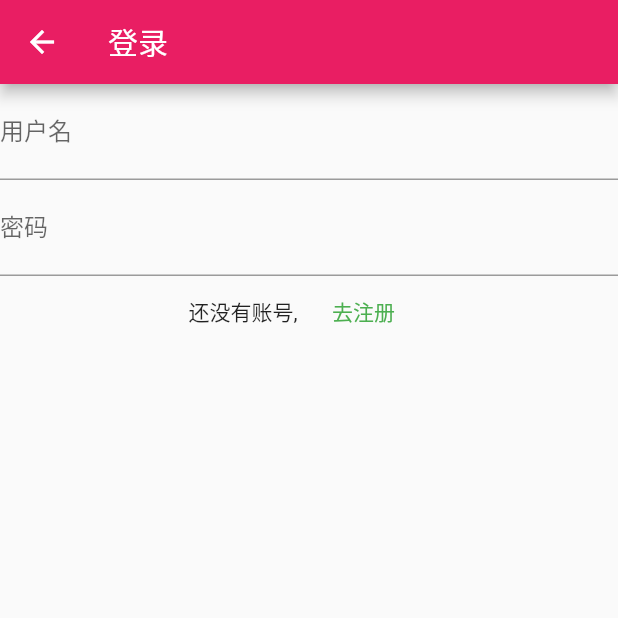
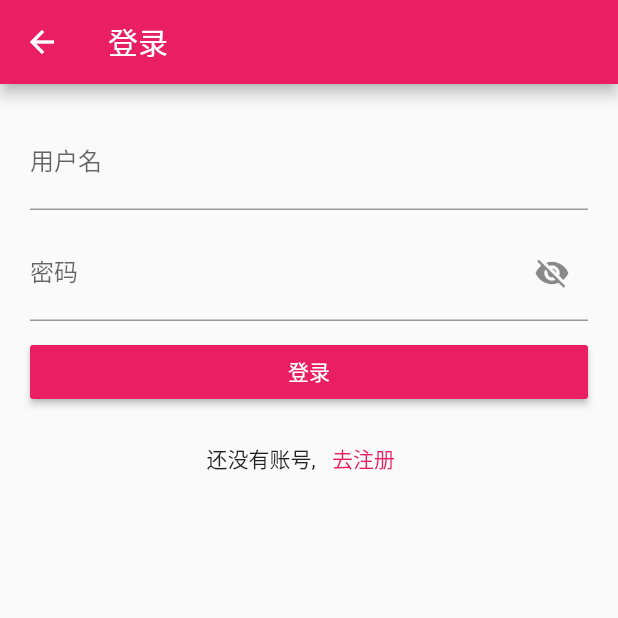
Before and after one commit to chatgpt10/good_guest, a Flutter app: the screen it shows after launch, after a tap on "登录页", on a phone screen of 412 x 824 dp, the top half of it. Run offline on Flutter 3.47's test engine with Material 2 defaults, Android fonts, the phone set to English and light mode, and no system bars; our stand-ins replace fluro.

Commit message:
feat:优化登录页面的样式

```diff
--- a/lib/pages/login.dart
+++ b/lib/pages/login.dart
@@ -6,18 +6,17 @@ import 'package:flutter/material.dart';
 import 'package:good_guest/widgets/page_content.dart';
 
 // 创建无状态组件
-class LoginPage extends StatelessWidget {
+class LoginPage extends StatefulWidget {
   const LoginPage({Key? key}) : super(key: key);
+
+  @override
+  State<LoginPage> createState() => _LoginPageState();
+}
+
+class _LoginPageState extends State<LoginPage> {
+  // 定义一个bool值 用来显示账号密码
+  bool showPassword = true;
   // 1. 使用Scaffold
-  // 2. 添加appBar
-  // 3.完成Body部分
-  // 3.1用户名
-  // 3.2密码
-  // 3.2登录按钮
-  // 3.2注册链接
-  // 4.主题颜色- Theme
-  // 5.测试
-
   @override
   Widget build(BuildContext context) {
     return Scaffold(
@@ -25,6 +24,7 @@ class LoginPage extends StatelessWidget {
         title: const Text("登录"),
       ),
       body: SafeArea(
+        minimum: EdgeInsets.all(20.0),
         child: ListView(
           children: <Widget>[
             TextField(
@@ -32,18 +32,50 @@ class LoginPage extends StatelessWidget {
               decoration:
                   InputDecoration(label: Text("用户名"), hintText: '请输入用户名'),
             ),
+            Padding(
+              padding: EdgeInsets.all(5.0),
+            ),
             TextField(
               //文本输入框组件
-              decoration: InputDecoration(label: Text("密码"), hintText: '请输入密码'),
+              decoration: InputDecoration(
+                label: Text("密码"),
+                hintText: '请输入密码',
+                suffixIcon: IconButton(
+                  icon: Icon(
+                      showPassword ? Icons.visibility_off : Icons.visibility),
+                  onPressed: () {
+                    setState(() {
+                      showPassword = !showPassword;
+                    });
+                  },
+                ),
+              ),
+              obscureText: showPassword,
+            ),
+            Padding(
+              padding: EdgeInsets.all(5.0),
+            ),
+            RaisedButton(
+              color: Colors.pink,
+              child: Text(
+                "登录",
+                style: TextStyle(color: Colors.white),
+              ),
+              onPressed: () {
+                print("登录");
+              },
+            ),
+            Padding(
+              padding: EdgeInsets.all(5.0),
             ),
             Row(
               mainAxisAlignment: MainAxisAlignment.center,
               children: <Widget>[
                 Text("还没有账号,"),
-                FlatButton(
+                TextButton(
                     child: Text(
                       "去注册",
-                      style: TextStyle(color: Colors.green),
+                      style: TextStyle(color: Colors.pink),
                     ),
                     onPressed: () {
                       Navigator.pushReplacementNamed(context, 'rigister');
```
